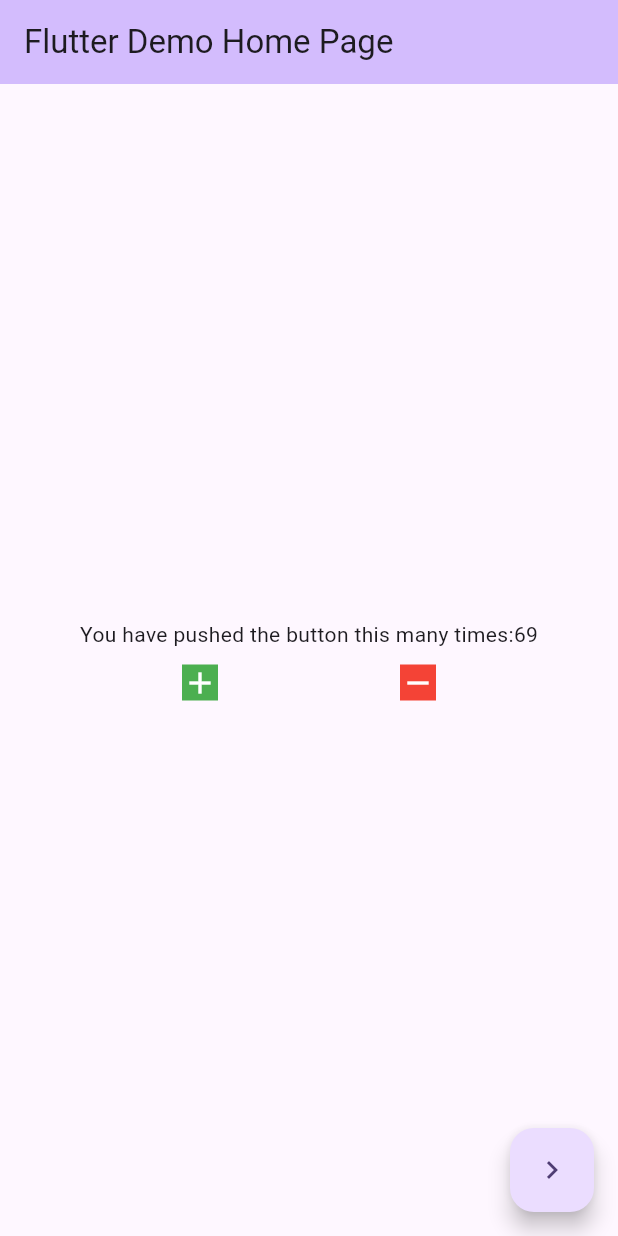
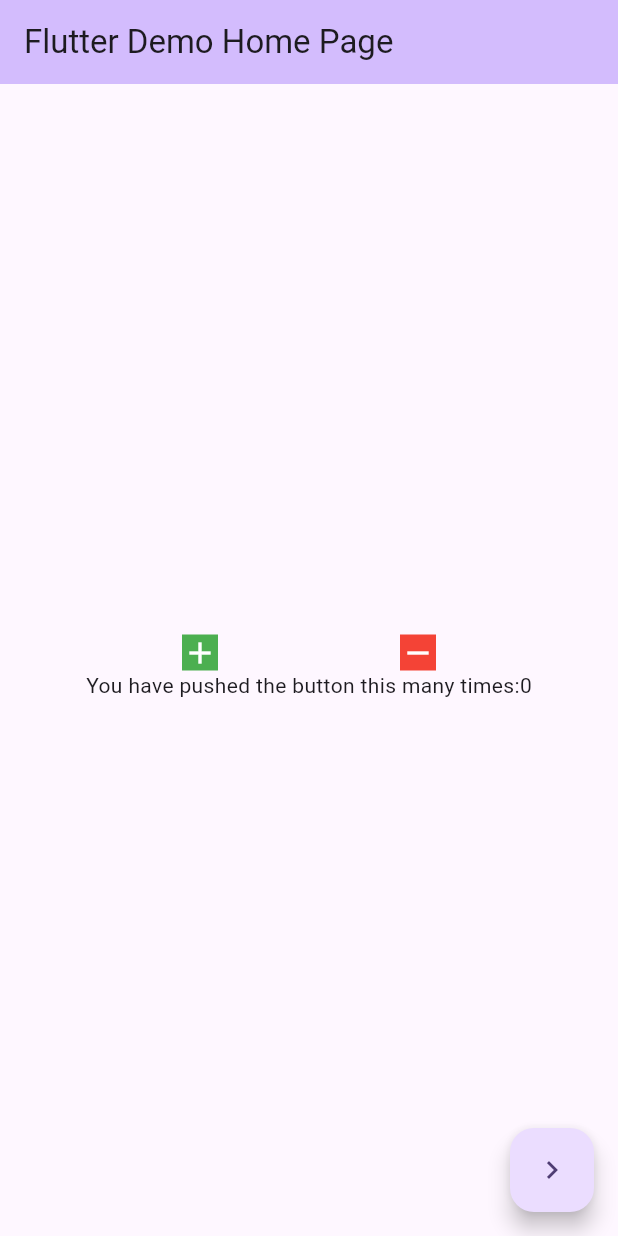
Before and after one commit to KenamSai/CounterBloc, a Flutter app: the screen it shows after launch, after a tap on the "add" icon, on a phone screen of 412 x 824 dp. Run offline on Flutter 3.47's test engine with Material 3 defaults, Android fonts, the phone set to English and light mode, and no system bars; our stand-ins replace flutter_bloc, rxdart.

Commit message:
bloc builder added

```diff
--- /dev/null
+++ b/lib/bloc/counter_bloc.dart
@@ -0,0 +1,40 @@
+import 'package:flutter_bloc/flutter_bloc.dart';
+import 'package:rxdart/rxdart.dart';
+
+sealed class CounterEvent {}
+
+final class IncrementPressed extends CounterEvent {}
+
+final class DecrementPressed extends CounterEvent {}
+
+class CounterBloc extends Bloc<CounterEvent, int> {
+  CounterBloc() : super(0) {
+    //Event handler
+    on<IncrementPressed>((event, emit) {
+      // addError("Error Occured bro-----");
+      emit(state + 1);
+    },
+    // transformer: (events, mapper) {
+    //   return events
+    //       .doOnData((event) => print("Event: $mapper"))
+    //       .debounceTime(const Duration(seconds: 1))
+    //       .flatMap(mapper);
+    // }
+    );
+
+    on<DecrementPressed>((event, emit) {
+      emit(state - 1);
+    });
+  }
+  @override
+  void onTransition(Transition<CounterEvent, int> transition) {
+    print("$transition");
+    super.onTransition(transition);
+  }
+
+  @override
+  void onError(Object error, StackTrace stackTrace) {
+    print("Locall********");
+    super.onError(error, stackTrace);
+  }
+}
--- a/lib/cubit/counter_cubit.dart
+++ b/lib/cubit/counter_cubit.dart
@@ -3,7 +3,7 @@ import 'package:flutter_bloc/flutter_bloc.dart';
 class CounterCubit extends Cubit<int> {
   CounterCubit({required int initialState}) : super(initialState);
   void increment() {
-    addError(Exception("Error----"),StackTrace.current);
+    addError("Error----",StackTrace.current);
     emit(state + 1);
   }
 
--- a/lib/home_page.dart
+++ b/lib/home_page.dart
@@ -1,3 +1,4 @@
+import 'package:counterappblocpackg/bloc/counter_bloc.dart';
 import 'package:counterappblocpackg/bloc_observer.dart';
 import 'package:counterappblocpackg/cubit/counter_cubit.dart';
 import 'package:flutter/material.dart';
@@ -19,9 +20,12 @@ class _MyHomePageState extends State<MyHomePage> {
   }
 
   @override
-  Widget build(BuildContext context) {
-    final cubit = CounterCubit(initialState: 69);
-
+  Widget build(BuildContext mainContext) {
+    // final cubit = CounterCubit(initialState: 69);
+    // final bloc = CounterBloc();
+    return BlocProvider(
+      create: (context) => CounterBloc(),
+      child: Builder(builder: (ctx) {
         return Scaffold(
           appBar: AppBar(
             backgroundColor: Theme.of(context).colorScheme.inversePrimary,
@@ -31,9 +35,6 @@ class _MyHomePageState extends State<MyHomePage> {
             child: Column(
               mainAxisAlignment: MainAxisAlignment.center,
               children: <Widget>[
-            Text(
-              'You have pushed the button this many times:${cubit.state}',
-            ),
                 const SizedBox(
                   height: 10,
                 ),
@@ -42,7 +43,10 @@ class _MyHomePageState extends State<MyHomePage> {
                   children: [
                     GestureDetector(
                       onTap: () {
-                    cubit.increment();
+                        print(
+                            "--main ${mainContext.hashCode} ,----${ctx.hashCode}");
+                        // cubit.increment();
+                        ctx.read<CounterBloc>().add(IncrementPressed());
                       },
                       child: Container(
                         color: Colors.green,
@@ -54,7 +58,8 @@ class _MyHomePageState extends State<MyHomePage> {
                     ),
                     GestureDetector(
                       onTap: () {
-                    cubit.decrement();
+                        // cubit.decrement();
+                        ctx.read<CounterBloc>().add(DecrementPressed());
                       },
                       child: Container(
                         color: Colors.red,
@@ -65,15 +70,27 @@ class _MyHomePageState extends State<MyHomePage> {
                       ),
                     )
                   ],
+                ),
+                // StreamBuilder(
+                //   stream: bloc.stream,
+                //   initialData: bloc.state,
+                //   builder: (context, snapshot) {
+                //     if (!snapshot.hasData) {
+                //       return const CircularProgressIndicator();
+                //     }
+                //     return Text(
+                //       'You have pushed the button this many times:${snapshot.data}',
+                //     );
+                //   },
+                // ),
+                BlocBuilder<CounterBloc, int>(
+                  buildWhen: (previous, current) => current % 2 == 0,
+                  builder: (ctx, state) {
+                    return Text(
+                      'You have pushed the button this many times:$state',
+                    );
+                  },
                 )
-            // BlocBuilder<CounterBloc, int>(
-            // //    bloc: counterCubit,
-            //     builder: (context, counter) {
-            //       return Text(
-            //         '$counter',
-            //         style: Theme.of(context).textTheme.headlineMedium,
-            //       );
-            //     }),
               ],
             ),
           ),
@@ -88,5 +105,7 @@ class _MyHomePageState extends State<MyHomePage> {
             child: const Icon(Icons.navigate_next),
           ),
         );
+      }),
+    );
   }
 }
--- a/pubspec.yaml
+++ b/pubspec.yaml
@@ -36,6 +36,7 @@ dependencies:
   # Use with the CupertinoIcons class for iOS style icons.
   cupertino_icons: ^1.0.2
   flutter_bloc: ^8.1.3
+  rxdart: ^0.28.0
 
 dev_dependencies:
   flutter_test:
```
Also changed, not shown: lib/bloc_observer.dart (+12 -3 lines), pubspec.lock, 5 other files. Lines whose indentation alone changed are shown as unchanged.
